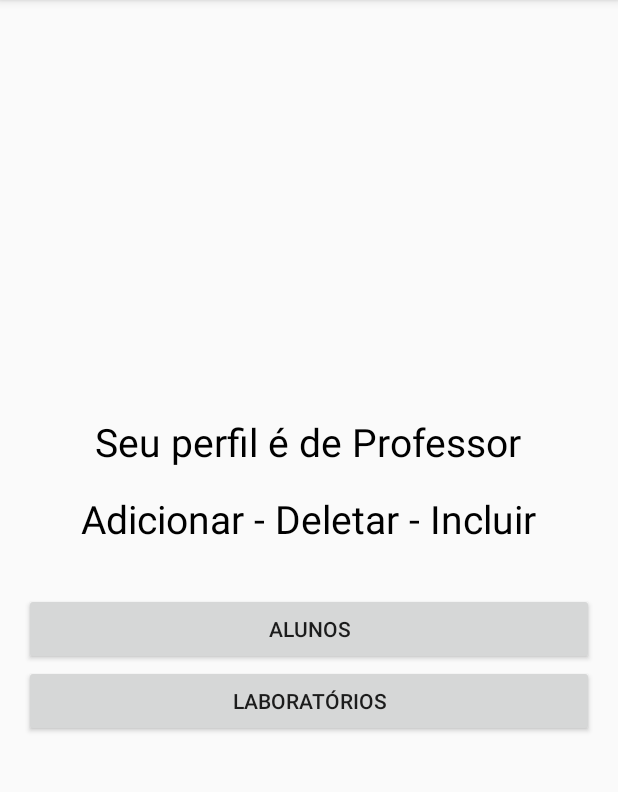
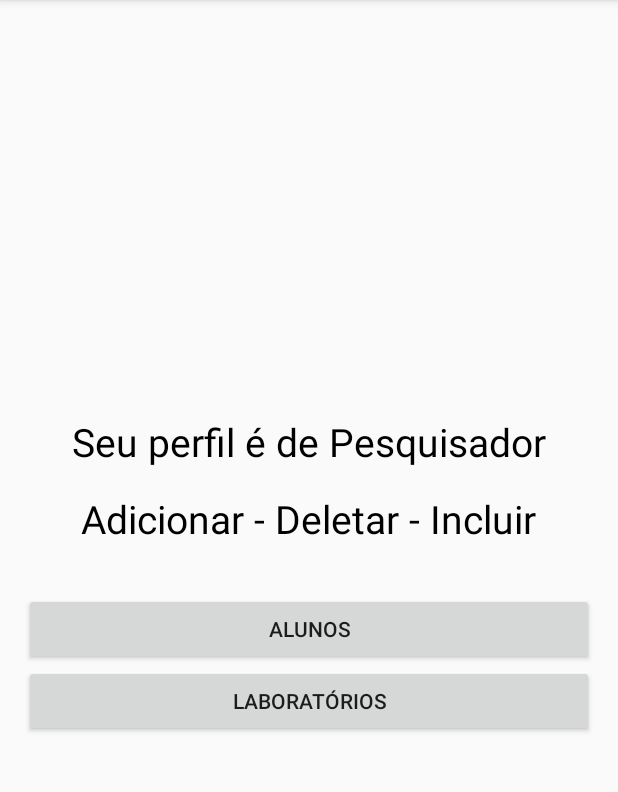
Before and after one commit to LourdesOshiroIgarashi/programacao-para-dispositivos-moveis, an Android app: the screen it shows after launch once a user with an empty profile is signed in (MainActivity), on a phone screen of 412 x 824 dp, the part 84-876 px from its top. Run offline under Robolectric (Android 15) with nearby library versions, the phone set to English and light mode, and no system bars; our stand-ins replace Firebase (no records; nobody signed in at launch, a user with empty details on screens opened directly).

Commit message:
typo(main): alterando ortografia

```diff
--- a/app/src/main/res/layout/activity_main.xml
+++ b/app/src/main/res/layout/activity_main.xml
@@ -23,7 +23,7 @@
         android:id="@+id/tvPerfil"
         android:layout_width="wrap_content"
         android:layout_height="wrap_content"
-        android:text="Seu perfil é de Professor"
+        android:text="Seu perfil é de Pesquisador"
         android:textColor="@color/black"
         android:layout_marginBottom="16dp"
         android:textSize="26sp"/>
```
